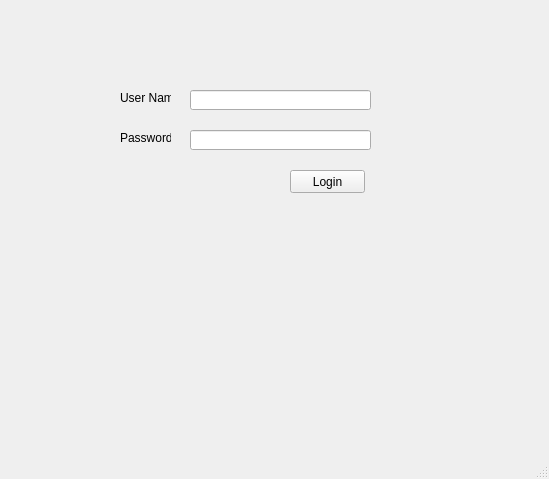
Above: gui/login.ui from karthikdivakaran/reli_engine before the change. Below: the same form after it.
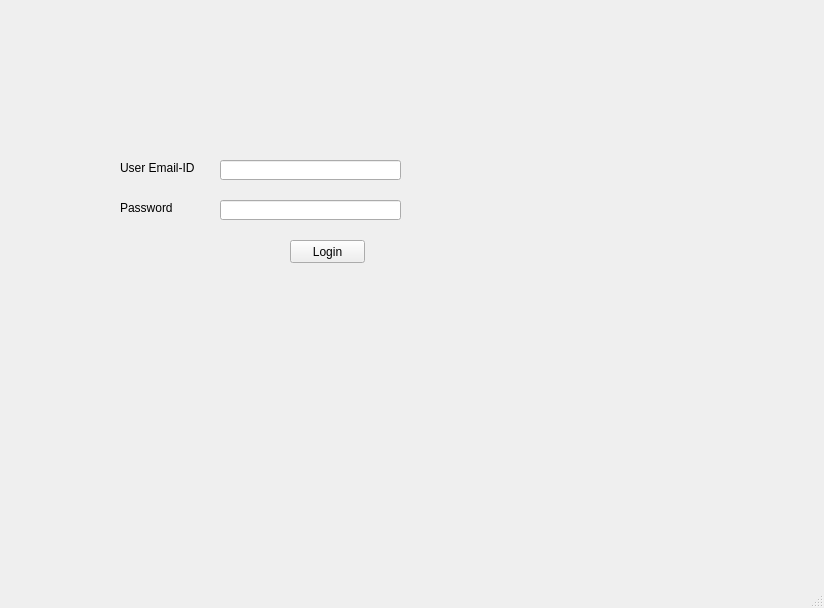
That is the form after the change.

Commit message: added user management and login page

```diff
--- a/gui/login.ui
+++ b/gui/login.ui
@@ -6,8 +6,8 @@
    <rect>
     <x>0</x>
     <y>0</y>
-    <width>549</width>
-    <height>479</height>
+    <width>824</width>
+    <height>608</height>
    </rect>
   </property>
   <property name="windowTitle">
@@ -18,7 +18,7 @@
     <property name="geometry">
      <rect>
       <x>290</x>
-      <y>170</y>
+      <y>240</y>
       <width>75</width>
       <height>23</height>
      </rect>
@@ -27,25 +27,45 @@
      <string>Login</string>
     </property>
    </widget>
+   <widget class="QLineEdit" name="uemailID">
+    <property name="geometry">
+     <rect>
+      <x>220</x>
+      <y>160</y>
+      <width>181</width>
+      <height>20</height>
+     </rect>
+    </property>
+   </widget>
    <widget class="QLabel" name="label">
     <property name="geometry">
      <rect>
       <x>120</x>
-      <y>90</y>
-      <width>51</width>
+      <y>160</y>
+      <width>81</width>
       <height>16</height>
      </rect>
     </property>
     <property name="text">
-     <string>User Name</string>
+     <string>User Email-ID</string>
+    </property>
+   </widget>
+   <widget class="QLineEdit" name="uPassword">
+    <property name="geometry">
+     <rect>
+      <x>220</x>
+      <y>200</y>
+      <width>181</width>
+      <height>20</height>
+     </rect>
     </property>
    </widget>
    <widget class="QLabel" name="label_2">
     <property name="geometry">
      <rect>
       <x>120</x>
-      <y>130</y>
-      <width>51</width>
+      <y>200</y>
+      <width>61</width>
       <height>16</height>
      </rect>
     </property>
@@ -53,26 +73,6 @@
      <string>Password</string>
     </property>
    </widget>
-   <widget class="QLineEdit" name="loginName">
-    <property name="geometry">
-     <rect>
-      <x>190</x>
-      <y>90</y>
-      <width>181</width>
-      <height>20</height>
-     </rect>
-    </property>
-   </widget>
-   <widget class="QLineEdit" name="loginPassword">
-    <property name="geometry">
-     <rect>
-      <x>190</x>
-      <y>130</y>
-      <width>181</width>
-      <height>20</height>
-     </rect>
-    </property>
-   </widget>
   </widget>
   <widget class="QMenuBar" name="menubar">
    <property name="geometry">
```
Left out of the diff: 14 changed lines with no effect on the pictures. The commit also changes 9 other files.
